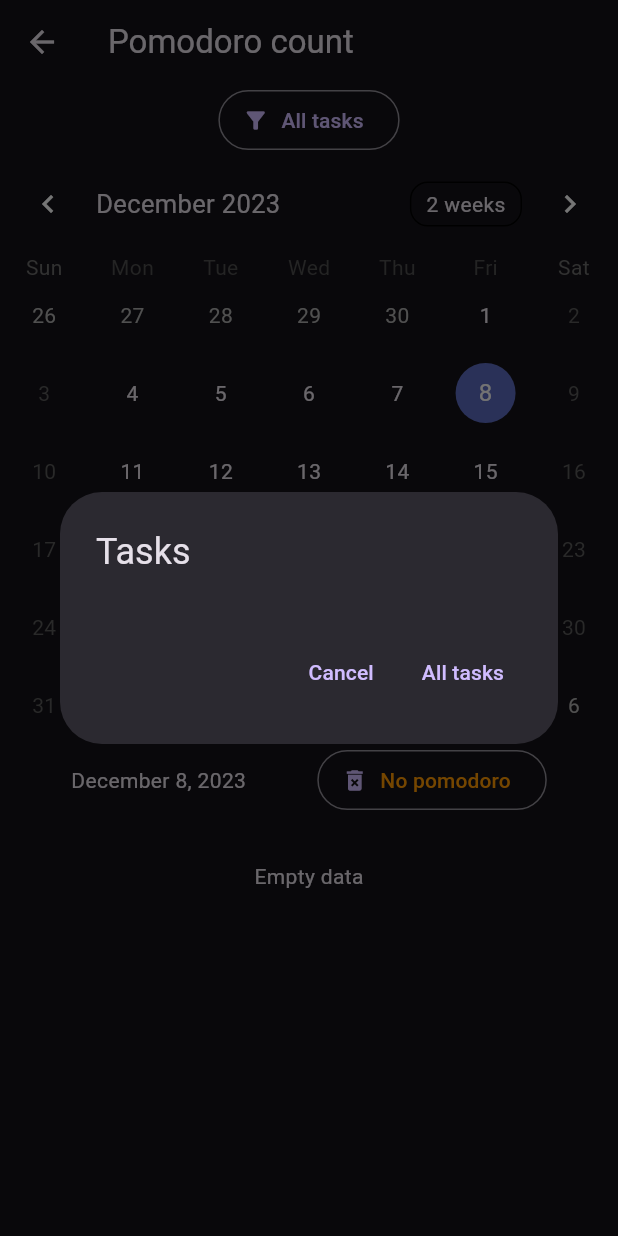
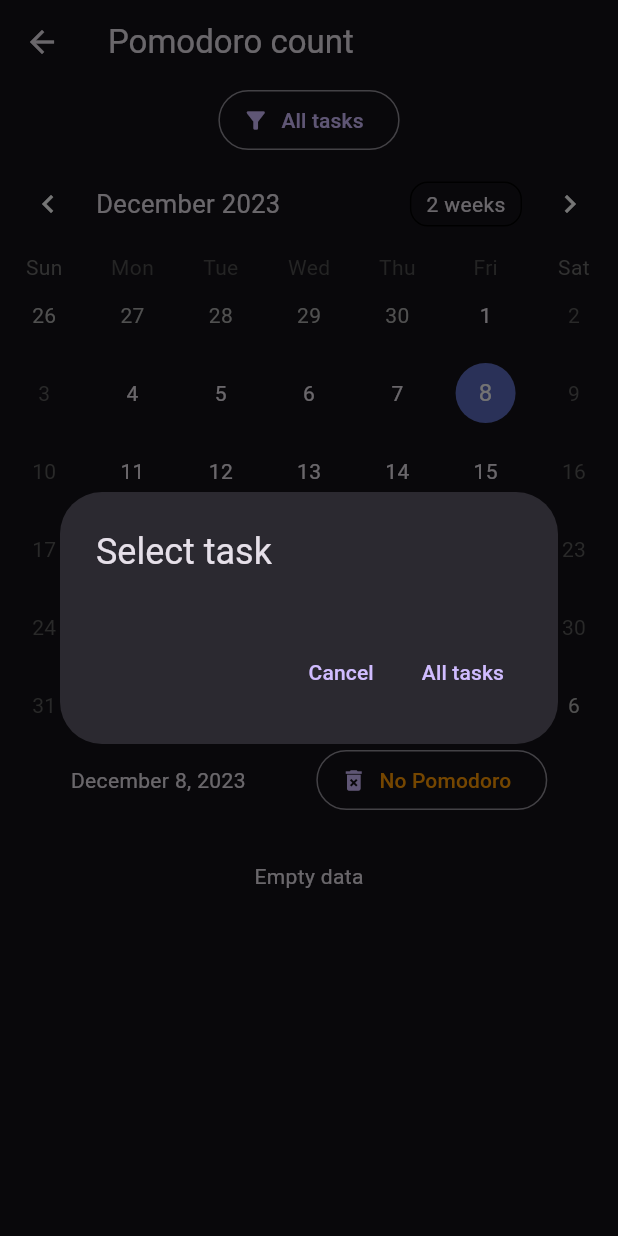
Before and after one commit to dajkim76/good_timer, a Flutter app: the PomodoroPage screen opened directly, after a tap on "All tasks", on a phone screen of 412 x 824 dp. Run offline on Flutter 3.47's test engine with Material 3 defaults, Android fonts, the phone set to English and light mode, and no system bars; drawn by our look-alikes of table_calendar; our stand-ins replace fluttertoast, realm, settings_ui, shared_preferences, sprintf, vibration and 1 more; accounts and stored records are empty; generated files the repository leaves out were written again.

Commit message:
Update color / translation

```diff
--- a/lib/l10n/intl_en.arb
+++ b/lib/l10n/intl_en.arb
@@ -24,7 +24,7 @@
   "rename": "Rename",
   "empty_data": "Empty data",
   "memo": "Memo",
-  "pomodoro_count_fmt": "{count, plural, =0{No pomodoro} =1{1 pomodoro} other{{count} Pomodoros}}",
+  "pomodoro_count_fmt": "{count, plural, =0{No Pomodoro} =1{1 Pomodoro} other{{count} Pomodoros}}",
   "calendar_month": "Month",
   "calendar_two_weeks": "2 weeks",
   "calendar_week": "Week",
@@ -46,5 +46,6 @@
   "sort_by_name": "Sort by name",
   "stop_pomodoro_first": "Stop the Pomodoro first",
   "check_the_range": "Check the range",
-  "open_play_store_page": "Open Play Store page"
+  "rate_this_app": "Rate this app",
+  "select_task": "Select task"
 }
--- a/lib/l10n/intl_ko.arb
+++ b/lib/l10n/intl_ko.arb
@@ -46,5 +46,6 @@
   "sort_by_name": "이름순으로 정열",
   "stop_pomodoro_first": "먼저 뽀모도로를 중지하세요",
   "check_the_range": "범위를 확인하세요",
-  "open_play_store_page": "플레이 스토어 페이지 열기"
+  "rate_this_app": "이 앱 평가하기",
+  "select_task": "작업 선택"
 }
--- a/lib/pomodoro_page.dart
+++ b/lib/pomodoro_page.dart
@@ -337,7 +337,7 @@ class _PomodoroState extends State<PomodoroPage> {
     showDialog<void>(
         context: context,
         builder: (BuildContext context) {
-          return AlertDialog(title: Text(S.of(context).tasks), content: _buildTaskList(), actions: <Widget>[
+          return AlertDialog(title: Text(S.of(context).select_task), content: _buildTaskList(), actions: <Widget>[
             TextButton(
                 child: Text(S.of(context).cancel),
                 onPressed: () {
--- a/lib/settings_page.dart
+++ b/lib/settings_page.dart
@@ -79,6 +79,7 @@ class _SettingsState extends State<SettingsPage> {
                     style: const TextStyle(fontSize: 17, color: Colors.orange, fontWeight: FontWeight.bold)),
                 tiles: <SettingsTile>[
                   SettingsTile.switchTile(
+                    activeSwitchColor: Colors.blue,
                     onToggle: (value) {
                       settings.save(value);
                     },
@@ -90,6 +91,7 @@ class _SettingsState extends State<SettingsPage> {
                     ),
                   ),
                   SettingsTile.switchTile(
+                    activeSwitchColor: Colors.blue,
                     onToggle: (value) {
                       settings.setVibration(value);
                     },
@@ -101,6 +103,7 @@ class _SettingsState extends State<SettingsPage> {
                     ),
                   ),
                   SettingsTile.switchTile(
+                    activeSwitchColor: Colors.blue,
                     onToggle: (value) {
                       settings.setAnalogClock(value);
                     },
@@ -131,7 +134,7 @@ class _SettingsState extends State<SettingsPage> {
                   ),
                   SettingsTile.navigation(
                     title: Text(
-                      S.of(context).open_play_store_page,
+                      S.of(context).rate_this_app,
                       style: const TextStyle(fontSize: kFontSize),
                     ),
                     leading: const Icon(Icons.store),
```
